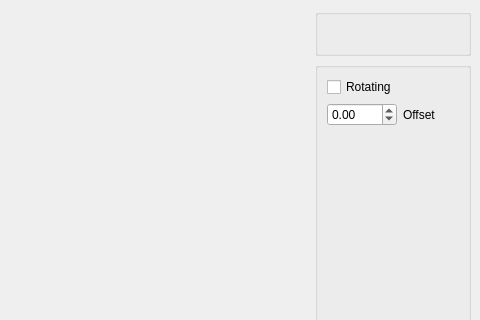
Qt form ui/mainwindow.ui (kateedge100/implicitMuscles) before a commit; both pictures show x 320 to 800 and y 0 to 320 of the 800 by 600 pixel window.
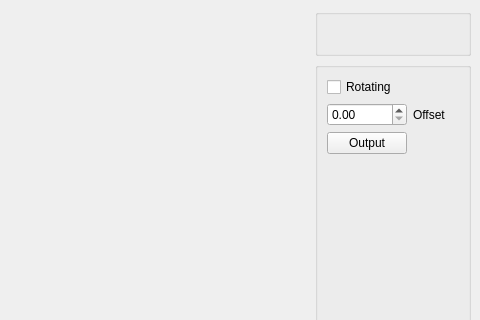
The same form after that commit.

```diff
--- a/ui/mainwindow.ui
+++ b/ui/mainwindow.ui
@@ -102,7 +102,7 @@
          </property>
         </widget>
        </item>
-       <item row="2" column="1">
+       <item row="3" column="1">
         <spacer name="verticalSpacer">
          <property name="orientation">
           <enum>Qt::Vertical</enum>
@@ -118,10 +118,10 @@
        <item row="1" column="1">
         <widget class="QDoubleSpinBox" name="offsetSpinBox">
          <property name="minimum">
-          <double>-10.000000000000000</double>
+          <double>0.000000000000000</double>
          </property>
          <property name="maximum">
-          <double>30.000000000000000</double>
+          <double>0.800000000000000</double>
          </property>
          <property name="singleStep">
           <double>0.200000000000000</double>
@@ -138,6 +138,13 @@
          </property>
         </widget>
        </item>
+       <item row="2" column="1">
+        <widget class="QPushButton" name="outputButton">
+         <property name="text">
+          <string>Output</string>
+         </property>
+        </widget>
+       </item>
       </layout>
      </widget>
     </item>
```
